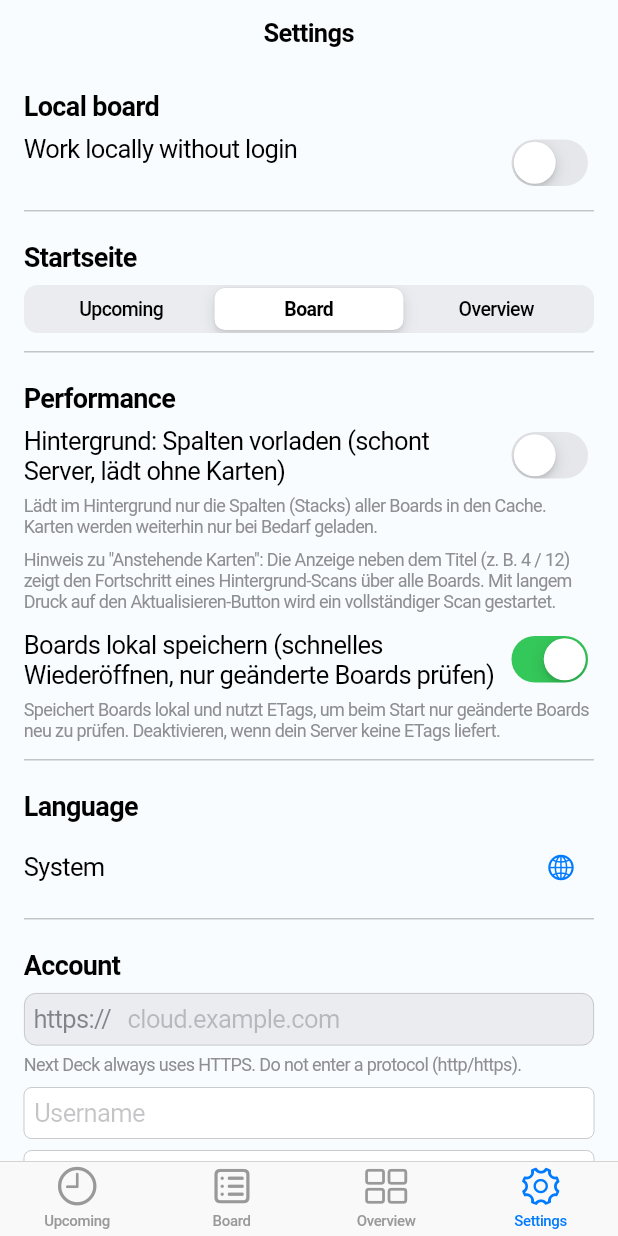
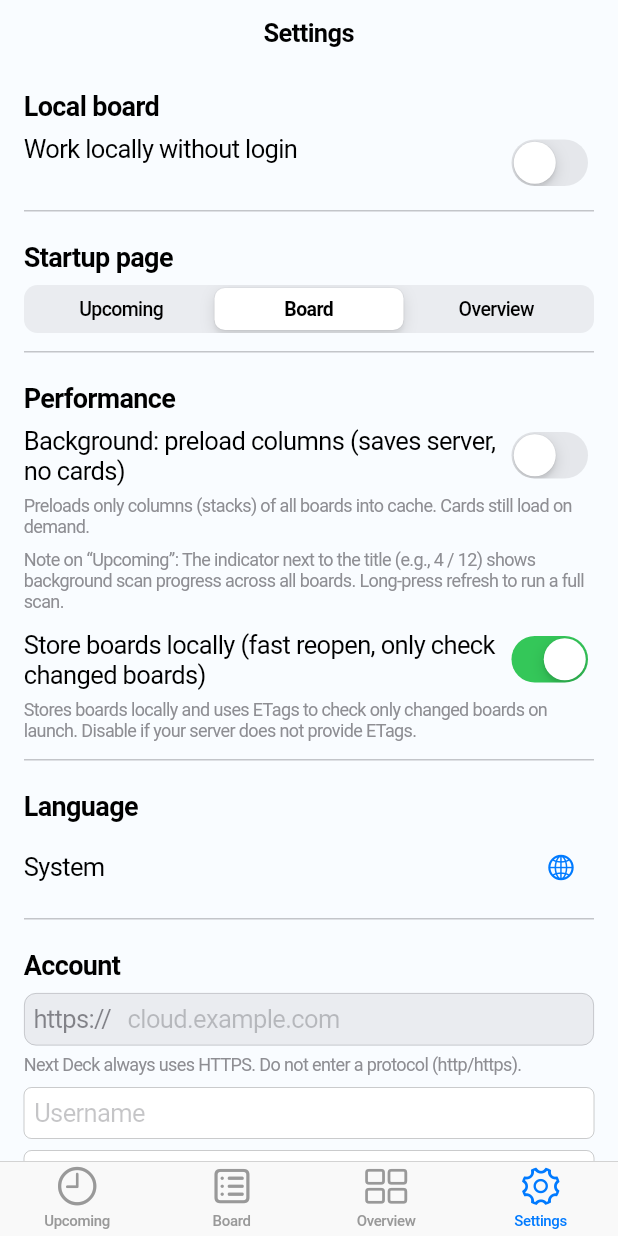
Before and after one commit to holger-dev/nextdeck, a Flutter app: the screen it shows after launch, on a phone screen of 412 x 824 dp. Run offline on Flutter 3.47's test engine with Material 3 defaults, Android fonts, the phone set to English and light mode, and no system bars; our stand-ins replace file_picker, flutter_markdown, flutter_secure_storage, hive, hive_flutter, share_plus; missing offline and left inert: markdown; accounts and stored records are empty.

Commit message:
i18n: localize newly added texts (performance/startup/help/cache labels) in DE/EN/ES and wire them in Settings/Overview

```diff
--- a/lib/l10n/app_localizations.dart
+++ b/lib/l10n/app_localizations.dart
@@ -210,6 +210,36 @@ class L10n {
   String get enableNetworkLogs => _isDe ? 'Netzwerk-Logs aktivieren' : _isEs ? 'Activar registros de red' : 'Enable network logs';
   String get viewLogs => _isDe ? 'Logs ansehen' : _isEs ? 'Ver registros' : 'View logs';
   String themeLabel(int i) => _isDe ? 'Theme $i' : _isEs ? 'Tema $i' : 'Theme $i';
+  // Settings – Performance / Startup
+  String get performance => _isDe ? 'Performance' : _isEs ? 'Rendimiento' : 'Performance';
+  String get startupPage => _isDe ? 'Startseite' : _isEs ? 'Página de inicio' : 'Startup page';
+  String get bgPreloadLabel => _isDe
+      ? 'Hintergrund: Spalten vorladen (schont Server, lädt ohne Karten)'
+      : _isEs
+          ? 'Segundo plano: precargar columnas (ahorra servidor, sin tarjetas)'
+          : 'Background: preload columns (saves server, no cards)';
+  String get bgPreloadHelp => _isDe
+      ? 'Lädt im Hintergrund nur die Spalten (Stacks) aller Boards in den Cache. Karten werden weiterhin nur bei Bedarf geladen.'
+      : _isEs
+          ? 'Carga en segundo plano solo las columnas (stacks) de todos los tableros en caché. Las tarjetas se cargan bajo demanda.'
+          : 'Preloads only columns (stacks) of all boards into cache. Cards still load on demand.';
+  String get upcomingProgressHelp => _isDe
+      ? 'Hinweis zu „Anstehende Karten“: Die Anzeige neben dem Titel (z. B. 4 / 12) zeigt den Fortschritt eines Hintergrund-Scans über alle Boards. Mit langem Druck auf den Aktualisieren-Button wird ein vollständiger Scan gestartet.'
+      : _isEs
+          ? 'Nota sobre “Próximas”: La indicación junto al título (p. ej. 4 / 12) muestra el progreso de un escaneo en segundo plano por todos los tableros. Una pulsación larga en actualizar inicia un escaneo completo.'
+          : 'Note on “Upcoming”: The indicator next to the title (e.g., 4 / 12) shows background scan progress across all boards. Long-press refresh to run a full scan.';
+  String get cacheBoardsLocalLabel => _isDe
+      ? 'Boards lokal speichern (schnelles Wiederöffnen, nur geänderte Boards prüfen)'
+      : _isEs
+          ? 'Guardar tableros localmente (apertura rápida, solo comprobar tableros cambiados)'
+          : 'Store boards locally (fast reopen, only check changed boards)';
+  String get cacheBoardsLocalHelp => _isDe
+      ? 'Speichert Boards lokal und nutzt ETags, um beim Start nur geänderte Boards neu zu prüfen. Deaktivieren, wenn dein Server keine ETags liefert.'
+      : _isEs
+          ? 'Guarda los tableros localmente y usa ETags para comprobar solo los tableros cambiados al iniciar. Desactívalo si tu servidor no proporciona ETags.'
+          : 'Stores boards locally and uses ETags to check only changed boards on launch. Disable if your server does not provide ETags.';
+  // Overview – cache indicator
+  String get cacheLabel => _isDe ? 'Cache' : _isEs ? 'Caché' : 'Cache';
   // Language
   String get language => _isDe ? 'Sprache' : _isEs ? 'Idioma' : 'Language';
   String get systemLanguage => _isDe ? 'System' : _isEs ? 'Sistema' : 'System';
--- a/lib/pages/overview_page.dart
+++ b/lib/pages/overview_page.dart
@@ -418,8 +418,8 @@ class _BoardSummary extends StatelessWidget {
                         _StatChip(icon: CupertinoIcons.exclamationmark_triangle, label: L10n.of(context).overdueLabel, value: overdue.toString(), color: CupertinoColors.destructiveRed),
                         _StatChip(
                           icon: CupertinoIcons.cloud_download,
-                          label: 'Cache',
-                          value: hasAnyCards ? 'Karten' : (hasStacks ? 'Spalten' : '—'),
+                          label: L10n.of(context).cacheLabel,
+                          value: hasAnyCards ? L10n.of(context).cardsLabel : (hasStacks ? L10n.of(context).columnsLabel : '—'),
                           color: hasAnyCards ? CupertinoColors.activeGreen : (hasStacks ? CupertinoColors.activeBlue : CupertinoColors.systemGrey),
                         ),
                         if (app.boardMemberCount(boardId) != null)
--- a/lib/pages/settings_page.dart
+++ b/lib/pages/settings_page.dart
@@ -195,7 +195,7 @@ class _SettingsPageState extends State<SettingsPage> {
             const _Divider(),
             const SizedBox(height: 20),
             // Startup tab selection
-            Text('Startseite', style: const TextStyle(fontSize: 18, fontWeight: FontWeight.w600)),
+            Text(L10n.of(context).startupPage, style: const TextStyle(fontSize: 18, fontWeight: FontWeight.w600)),
             const SizedBox(height: 8),
             Builder(builder: (ctx) {
               final options = <int, Widget>{
@@ -215,12 +215,12 @@ class _SettingsPageState extends State<SettingsPage> {
             const _Divider(),
             const SizedBox(height: 20),
             // Performance
-            Text('Performance', style: const TextStyle(fontSize: 18, fontWeight: FontWeight.w600)),
+            Text(L10n.of(context).performance, style: const TextStyle(fontSize: 18, fontWeight: FontWeight.w600)),
             const SizedBox(height: 8),
             Row(
               crossAxisAlignment: CrossAxisAlignment.start,
               children: [
-                const Expanded(child: Text('Hintergrund: Spalten vorladen (schont Server, lädt ohne Karten)')),
+                Expanded(child: Text(L10n.of(context).bgPreloadLabel)),
                 CupertinoSwitch(
                   value: app.backgroundPreload,
                   onChanged: (v) => app.setBackgroundPreload(v),
@@ -228,14 +228,14 @@ class _SettingsPageState extends State<SettingsPage> {
               ],
             ),
             const SizedBox(height: 6),
-            const Text('Lädt im Hintergrund nur die Spalten (Stacks) aller Boards in den Cache. Karten werden weiterhin nur bei Bedarf geladen.', style: TextStyle(color: CupertinoColors.systemGrey, fontSize: 12)),
+            Text(L10n.of(context).bgPreloadHelp, style: const TextStyle(color: CupertinoColors.systemGrey, fontSize: 12)),
             const SizedBox(height: 8),
-            const Text('Hinweis zu "Anstehende Karten": Die Anzeige neben dem Titel (z. B. 4 / 12) zeigt den Fortschritt eines Hintergrund-Scans über alle Boards. Mit langem Druck auf den Aktualisieren-Button wird ein vollständiger Scan gestartet.', style: TextStyle(color: CupertinoColors.systemGrey, fontSize: 12)),
+            Text(L10n.of(context).upcomingProgressHelp, style: const TextStyle(color: CupertinoColors.systemGrey, fontSize: 12)),
             const SizedBox(height: 12),
             Row(
               crossAxisAlignment: CrossAxisAlignment.start,
               children: [
-                const Expanded(child: Text('Boards lokal speichern (schnelles Wiederöffnen, nur geänderte Boards prüfen)')),
+                Expanded(child: Text(L10n.of(context).cacheBoardsLocalLabel)),
                 CupertinoSwitch(
                   value: app.cacheBoardsLocal,
                   onChanged: (v) => app.setCacheBoardsLocal(v),
@@ -243,7 +243,7 @@ class _SettingsPageState extends State<SettingsPage> {
               ],
             ),
             const SizedBox(height: 6),
-            const Text('Speichert Boards lokal und nutzt ETags, um beim Start nur geänderte Boards neu zu prüfen. Deaktivieren, wenn dein Server keine ETags liefert.', style: TextStyle(color: CupertinoColors.systemGrey, fontSize: 12)),
+            Text(L10n.of(context).cacheBoardsLocalHelp, style: const TextStyle(color: CupertinoColors.systemGrey, fontSize: 12)),
             const SizedBox(height: 12),
             const _Divider(),
             const SizedBox(height: 20),
```
